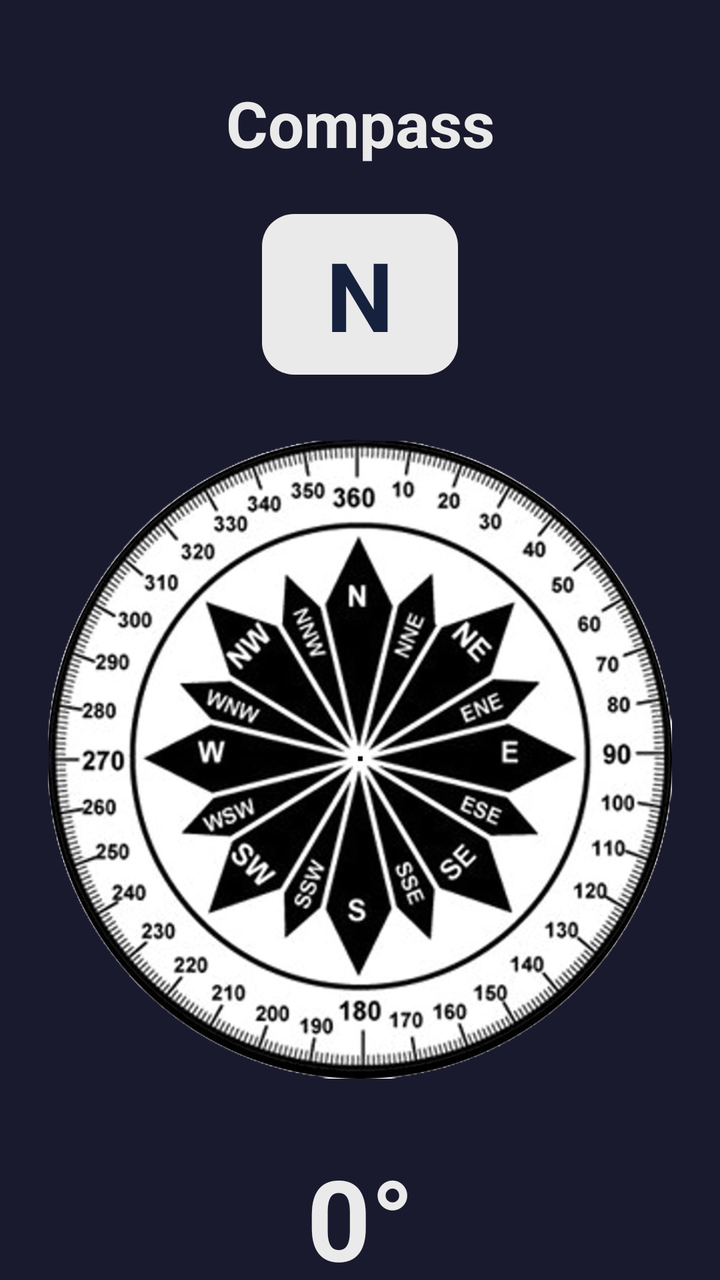
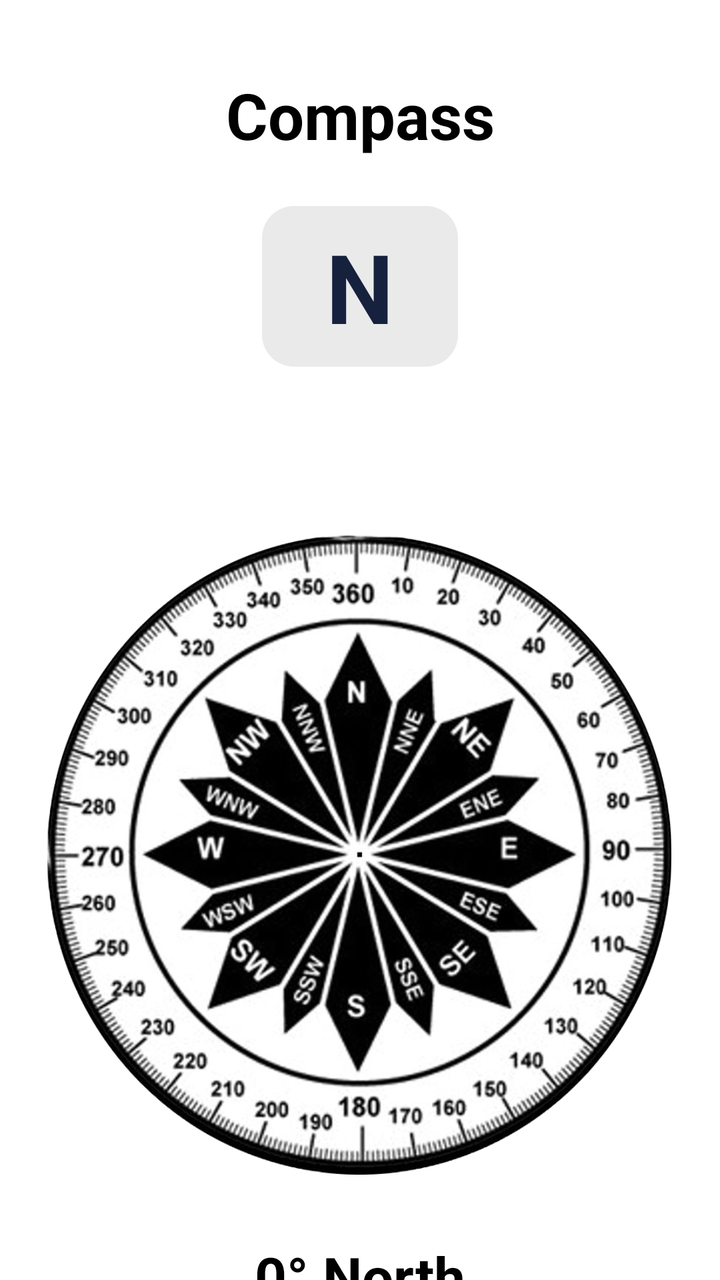

An Android layout rendered at two revisions. The XML below is the earlier revision; the diff shows what the commit changed to produce the second picture.
<!-- AndroidManifest.xml: application theme AppTheme -->
<!-- res/layout/activity_main.xml -->
<?xml version="1.0" encoding="utf-8"?>
<androidx.constraintlayout.widget.ConstraintLayout
    xmlns:android="http://schemas.android.com/apk/res/android"
    xmlns:app="http://schemas.android.com/apk/res-auto"
    xmlns:tools="http://schemas.android.com/tools"
    android:layout_width="match_parent"
    android:layout_height="match_parent"
    android:background="#1a1a2e"
    tools:context=".MainActivity">

    <TextView
        android:id="@+id/tv_title"
        android:layout_width="wrap_content"
        android:layout_height="wrap_content"
        android:text="Compass"
        android:textSize="32sp"
        android:textStyle="bold"
        android:textColor="#eaeaea"
        android:layout_marginTop="40dp"
        app:layout_constraintTop_toTopOf="parent"
        app:layout_constraintLeft_toLeftOf="parent"
        app:layout_constraintRight_toRightOf="parent" />

    <TextView
        android:id="@+id/tv_direction"
        android:layout_width="wrap_content"
        android:layout_height="wrap_content"
        android:text="N"
        android:textSize="48sp"
        android:textStyle="bold"
        android:textColor="#16213e"
        android:background="@drawable/direction_background"
        android:paddingLeft="32dp"
        android:paddingRight="32dp"
        android:paddingTop="8dp"
        android:paddingBottom="8dp"
        android:layout_marginTop="24dp"
        app:layout_constraintTop_toBottomOf="@id/tv_title"
        app:layout_constraintLeft_toLeftOf="parent"
        app:layout_constraintRight_toRightOf="parent" />

    <ImageView
        android:id="@+id/iv_compass"
        android:layout_width="320dp"
        android:layout_height="320dp"
        android:src="@drawable/compass"
        android:contentDescription="Compass"
        android:layout_marginTop="32dp"
        app:layout_constraintTop_toBottomOf="@id/tv_direction"
        app:layout_constraintLeft_toLeftOf="parent"
        app:layout_constraintRight_toRightOf="parent" />

    <TextView
        android:id="@+id/tv_degrees"
        android:layout_width="wrap_content"
        android:layout_height="wrap_content"
        android:text="0°"
        android:textSize="56sp"
        android:textStyle="bold"
        android:textColor="#eaeaea"
        android:layout_marginTop="32dp"
        app:layout_constraintTop_toBottomOf="@id/iv_compass"
        app:layout_constraintLeft_toLeftOf="parent"
        app:layout_constraintRight_toRightOf="parent" />

    <TextView
        android:id="@+id/tv_angle_label"
        android:layout_width="wrap_content"
        android:layout_height="wrap_content"
        android:text="Degrees"
        android:textSize="18sp"
        android:textColor="#94a3b8"
        android:layout_marginTop="4dp"
        app:layout_constraintTop_toBottomOf="@id/tv_degrees"
        app:layout_constraintLeft_toLeftOf="parent"
        app:layout_constraintRight_toRightOf="parent" />

</androidx.constraintlayout.widget.ConstraintLayout>
<!-- resources referenced by this layout -->
<resources>
  <!-- drawable compass: jpg bitmap (drawable, 95771 bytes) -->
  <!-- drawable direction_background (drawable) -->
  <?xml version="1.0" encoding="utf-8"?>
  <shape xmlns:android="http://schemas.android.com/apk/res/android"
      android:shape="rectangle">
      <solid android:color="#eaeaea"/>
      <corners android:radius="16dp"/>
  </shape>
  <style name="AppTheme" parent="Theme.AppCompat.Light.DarkActionBar">
          
          <item name="colorPrimary">@color/colorPrimary</item>
          <item name="colorPrimaryDark">@color/colorPrimaryDark</item>
          <item name="colorAccent">@color/colorAccent</item>
      </style>
  <color name="colorPrimary">#6200EE</color>
  <color name="colorPrimaryDark">#3700B3</color>
  <color name="colorAccent">#03DAC5</color>
</resources>

<!-- the commit's change to res/layout/activity_main.xml (unified diff, before → after) -->
@@ -5,21 +5,21 @@
     xmlns:tools="http://schemas.android.com/tools"
     android:layout_width="match_parent"
     android:layout_height="match_parent"
-    android:background="#1a1a2e"
+    android:background="#FFFFFF"
     tools:context=".MainActivity">
 
     <TextView
         android:id="@+id/tv_title"
         android:layout_width="wrap_content"
         android:layout_height="wrap_content"
+        android:layout_marginTop="36dp"
         android:text="Compass"
+        android:textColor="#000000"
         android:textSize="32sp"
         android:textStyle="bold"
-        android:textColor="#eaeaea"
-        android:layout_marginTop="40dp"
-        app:layout_constraintTop_toTopOf="parent"
         app:layout_constraintLeft_toLeftOf="parent"
-        app:layout_constraintRight_toRightOf="parent" />
+        app:layout_constraintRight_toRightOf="parent"
+        app:layout_constraintTop_toTopOf="parent" />
 
     <TextView
         android:id="@+id/tv_direction"
@@ -43,36 +43,26 @@
         android:id="@+id/iv_compass"
         android:layout_width="320dp"
         android:layout_height="320dp"
+        android:layout_marginTop="84dp"
+        android:contentDescription="Compass"
         android:src="@drawable/compass"
-        android:contentDescription="Compass"
-        android:layout_marginTop="32dp"
-        app:layout_constraintTop_toBottomOf="@id/tv_direction"
+        app:layout_constraintHorizontal_bias="0.494"
         app:layout_constraintLeft_toLeftOf="parent"
-        app:layout_constraintRight_toRightOf="parent" />
+        app:layout_constraintRight_toRightOf="parent"
+        app:layout_constraintTop_toBottomOf="@id/tv_direction" />
 
     <TextView
         android:id="@+id/tv_degrees"
         android:layout_width="wrap_content"
         android:layout_height="wrap_content"
-        android:text="0°"
-        android:textSize="56sp"
+        android:text="0° North"
+        android:textSize="28sp"
         android:textStyle="bold"
-        android:textColor="#eaeaea"
+        android:textColor="#000000"
         android:layout_marginTop="32dp"
+        android:gravity="center"
         app:layout_constraintTop_toBottomOf="@id/iv_compass"
         app:layout_constraintLeft_toLeftOf="parent"
         app:layout_constraintRight_toRightOf="parent" />
 
-    <TextView
-        android:id="@+id/tv_angle_label"
-        android:layout_width="wrap_content"
-        android:layout_height="wrap_content"
-        android:text="Degrees"
-        android:textSize="18sp"
-        android:textColor="#94a3b8"
-        android:layout_marginTop="4dp"
-        app:layout_constraintTop_toBottomOf="@id/tv_degrees"
-        app:layout_constraintLeft_toLeftOf="parent"
-        app:layout_constraintRight_toRightOf="parent" />
-
 </androidx.constraintlayout.widget.ConstraintLayout>
<!-- resource entries referenced after the edit -->
@@ -1,12 +1,13 @@
 <!-- resources referenced by this layout -->
 <resources>
-  <!-- drawable compass: jpg bitmap (drawable, 95771 bytes) -->
+  <!-- drawable compass: jpg bitmap (drawable, 42156 bytes) -->
   <!-- drawable direction_background (drawable) -->
   <?xml version="1.0" encoding="utf-8"?>
   <shape xmlns:android="http://schemas.android.com/apk/res/android"
       android:shape="rectangle">
       <solid android:color="#eaeaea"/>
       <corners android:radius="16dp"/>
+      <padding android:left="16dp" android:right="16dp" android:top="8dp" android:bottom="8dp"/>
   </shape>
   <style name="AppTheme" parent="Theme.AppCompat.Light.DarkActionBar">
           
